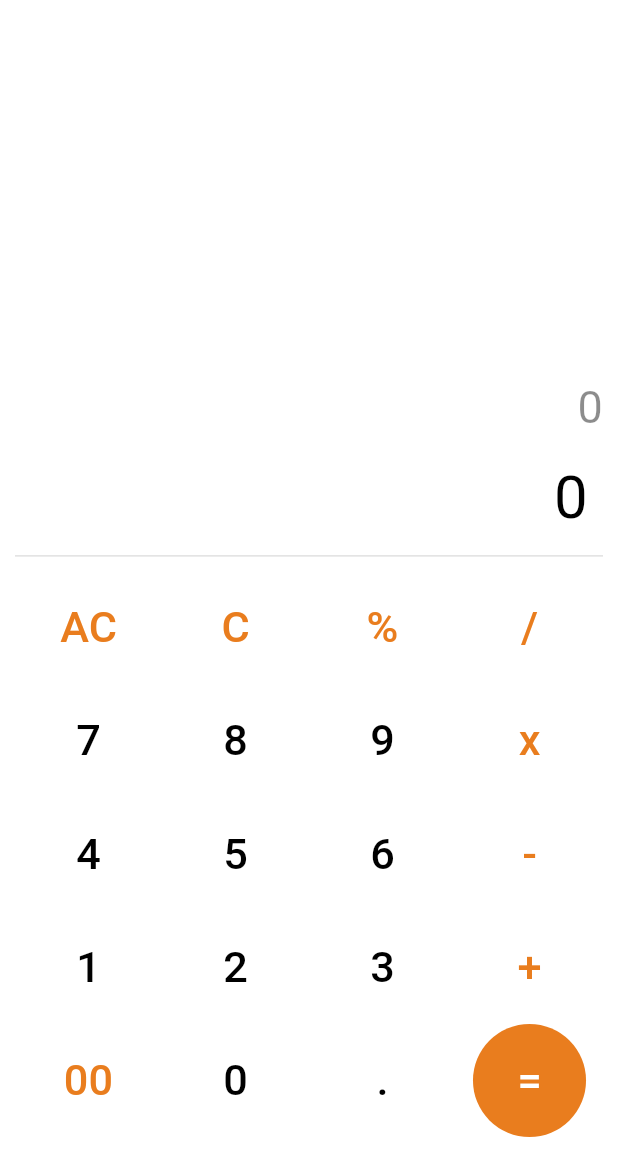
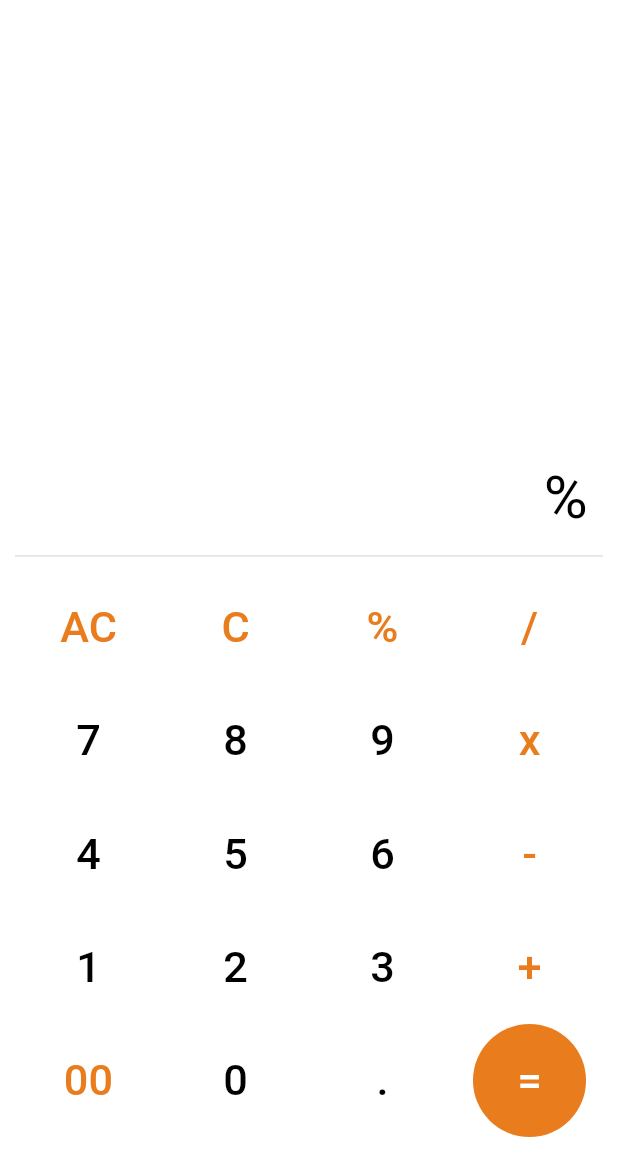
Before and after one commit to chizhovvictor/Mobile, a Flutter app: the screen it shows after launch, after a tap on an icon or button, on a phone screen of 412 x 824 dp, the part 84-1236 px from its top. Run offline on Flutter 3.47's test engine with Material 3 defaults, Android fonts, the phone set to English and light mode, and no system bars.

Commit message:
data works

```diff
--- a/mobileModule00/ex03/lib/widgets/calc_button.dart
+++ b/mobileModule00/ex03/lib/widgets/calc_button.dart
@@ -6,7 +6,9 @@ class CalcButton extends StatelessWidget {
   final String text;
   final double fontSize;
 
-  const CalcButton({super.key, required this.text, required this.fontSize});
+  const CalcButton({super.key, required this.text, required this.fontSize, required this.addData});
+
+  final void Function(String) addData;
 
   Color getColorForButton(String key) {
     if (key == 'AC' ||
@@ -48,12 +50,12 @@ class CalcButton extends StatelessWidget {
     ));
   }
 
+
+
   @override
   Widget build(BuildContext context) {
     return TextButton(
-      onPressed: () {
-
-      },
+      onPressed: () => addData(text),
       style: getButtonStyle(text),
       child: Text(
         text,
--- a/mobileModule00/ex03/lib/widgets/grid_calculator.dart
+++ b/mobileModule00/ex03/lib/widgets/grid_calculator.dart
@@ -1,5 +1,4 @@
-import 'package:calculator_proj/widgets/input_field.dart';
-import 'package:calculator_proj/widgets/keyboard_field.dart';
+
 import 'package:calculator_proj/widgets/result_field.dart';
 import 'package:flutter/material.dart';
 
@@ -9,22 +8,7 @@ class GridCalculator extends StatelessWidget {
   Widget build(BuildContext context) {
     return Container(
       margin: const EdgeInsets.all(10),
-      child: Column(
-        mainAxisAlignment: MainAxisAlignment.end,
-        mainAxisSize: MainAxisSize.max,
-        children: [
-          const ResultField(),
-          const InputField(),
-          Container(
-            decoration: const BoxDecoration(
-              border: Border(
-                bottom: BorderSide(color: Colors.black12),
-              ),
-            ),
-          ),
-          const KeyboardField(),
-        ],
-      ),
+      child: const ResultField(),
     );
   }
 }
--- a/mobileModule00/ex03/lib/widgets/input_field.dart
+++ b/mobileModule00/ex03/lib/widgets/input_field.dart
@@ -1,33 +1,62 @@
 import 'package:flutter/material.dart';
+import 'package:calculator_proj/widgets/keyboard_field.dart';
 
 class InputField extends StatefulWidget {
+  const InputField({super.key, required this.updateResult});
 
-  const InputField({super.key});
+  final void Function(String) updateResult;
 
-  void addDataInInput(String data) {
-    print('Data added to InputField: $data');
+  @override
+  State<InputField> createState() => _InputFieldState();
+}
+
+class _InputFieldState extends State<InputField> {
+  String data = '';
+  String onPress = '';
+
+  void addData(String newData) {
+    setState(() {
+      onPress = newData;
+      data += newData;
+    });
+    if (onPress == 'AC' || (onPress == 'C' && data.length == 1)) {
+      data = '';
+    } else if (onPress == 'C' && data.length > 1) {
+      data = data.substring(0, data.length - 2);
+    } else if (onPress == '=') {
+
+      widget.updateResult(data.substring(0, data.length - 1));
+      data = '';
+    }
   }
 
   @override
-  State<InputField> createState() => _InputFieldState();
-
-
-}
-
-class _InputFieldState extends State<InputField> {
-
-  @override
   Widget build(BuildContext context) {
-    return Container(
-      padding: const EdgeInsets.all(10),
-      alignment: Alignment.centerRight,
-      child: const Text(
-        '0',
-        style: TextStyle(
-          fontSize: 40,
-          color: Colors.black,
+    print('data: $data');
+    return Column(
+      mainAxisAlignment: MainAxisAlignment.end,
+      mainAxisSize: MainAxisSize.max,
+      children: [
+        Container(
+          padding: const EdgeInsets.all(10),
+          alignment: Alignment.centerRight,
+          child: Text(
+            data,
+            style: const TextStyle(
+              fontSize: 40,
+              color: Colors.black,
+            ),
+          ),
         ),
-      ),
+        Container(
+          decoration: const BoxDecoration(
+            border: Border(
+              bottom: BorderSide(color: Colors.black12),
+            ),
+          ),
+        ),
+        KeyboardField(addData: addData),
+      ],
     );
   }
 }
--- a/mobileModule00/ex03/lib/widgets/keyboard_field.dart
+++ b/mobileModule00/ex03/lib/widgets/keyboard_field.dart
@@ -27,7 +27,10 @@ final List<String> keyboard = [
 ];
 
 class KeyboardField extends StatelessWidget {
-  const KeyboardField({super.key});
+  const KeyboardField({super.key, required this.addData});
+
+  final void Function(String) addData;
+
   @override
   Widget build(BuildContext context) {
     final screenWidth = MediaQuery.of(context).size.width;
@@ -45,6 +48,7 @@ class KeyboardField extends StatelessWidget {
               child: CalcButton(
                 text: key,
                 fontSize: fontSize,
+                addData: addData,
               ),
             ),
         ],
--- a/mobileModule00/ex03/lib/widgets/result_field.dart
+++ b/mobileModule00/ex03/lib/widgets/result_field.dart
@@ -1,19 +1,44 @@
 import 'package:flutter/material.dart';
+import 'package:calculator_proj/widgets/input_field.dart';
 
-class ResultField extends StatelessWidget {
+
+class ResultField extends StatefulWidget {
   const ResultField({super.key});
 
   @override
+  State<ResultField> createState() => _ResultFieldState();
+}
+
+class _ResultFieldState extends State<ResultField> {
+
+  String result = '';
+
+  void updateResult(String value) {
+    setState(() {
+      result = value;
+      print(result);
+    });
+  }
+
+
+  @override
   Widget build(BuildContext context) {
-    return const Align(
-      alignment: Alignment.centerRight,
-      child: Text(
-        '0',
-        style: TextStyle(
-          fontSize: 30,
-          color: Colors.black45,
+    return Column(
+      mainAxisAlignment: MainAxisAlignment.end,
+      mainAxisSize: MainAxisSize.max,
+      children: [
+        Align(
+          alignment: Alignment.centerRight,
+          child: Text(
+            result,
+            style: const TextStyle(
+              fontSize: 30,
+              color: Colors.black,
+            ),
+          ),
         ),
-      ),
+        InputField(updateResult: updateResult),
+      ],
     );
   }
 }
```
